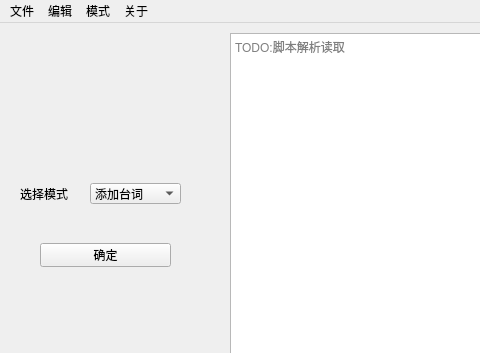
Qt form src/ui/mainWindow.ui (MRSlouzk/Renpy-editor) before a commit; both pictures show x 0 to 480 and y 0 to 353 of the 735 by 465 pixel window.
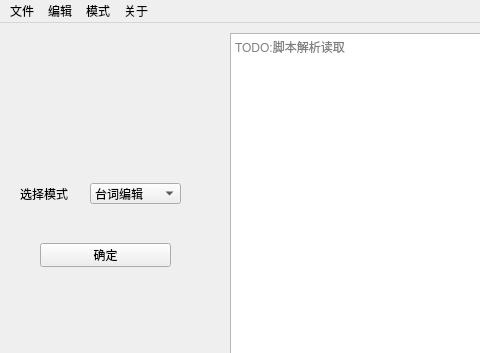
The same form after that commit.

Commit message: 增加新窗口

What changed in the file:
```diff
--- a/src/ui/mainWindow.ui
+++ b/src/ui/mainWindow.ui
@@ -37,7 +37,7 @@
      </rect>
     </property>
     <property name="currentText">
-     <string>添加台词</string>
+     <string>台词编辑</string>
     </property>
     <property name="currentIndex">
      <number>0</number>
@@ -47,7 +47,7 @@
     </property>
     <item>
      <property name="text">
-      <string>添加台词</string>
+      <string>台词编辑</string>
      </property>
     </item>
     <item>
```
Left out of the diff: 2 changed lines with no effect on the pictures. The commit also changes 6 other files.
